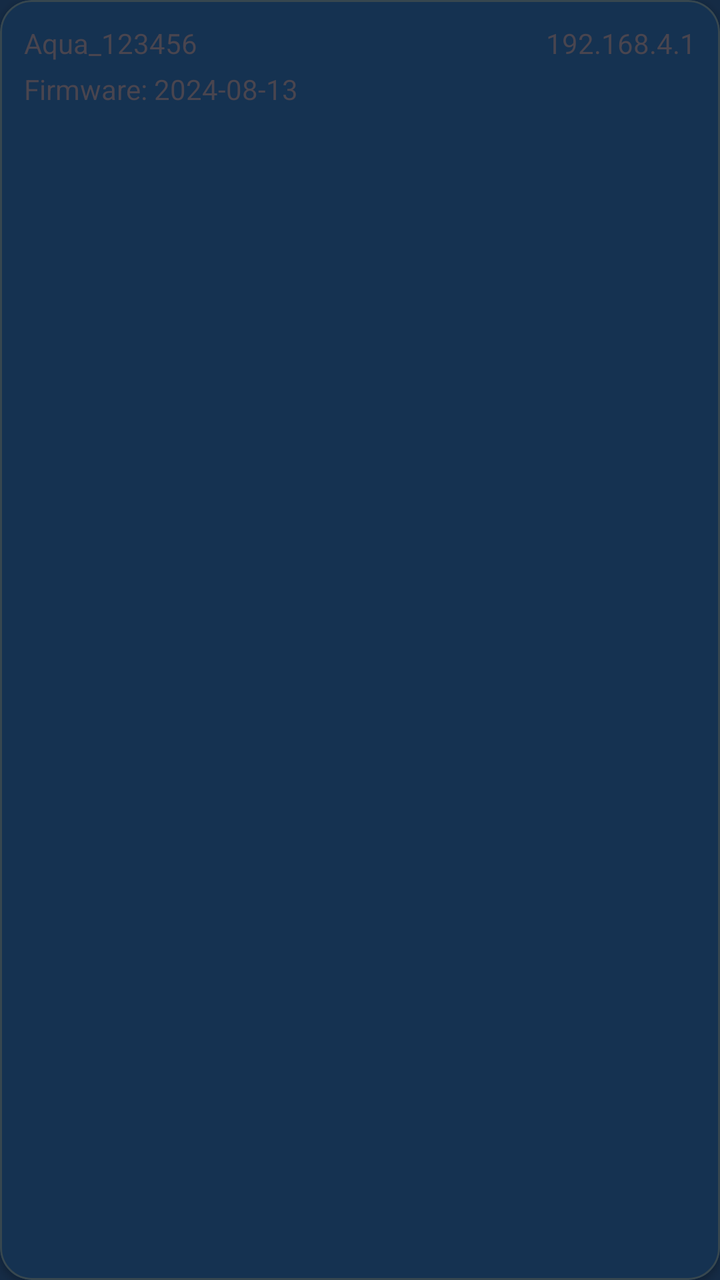
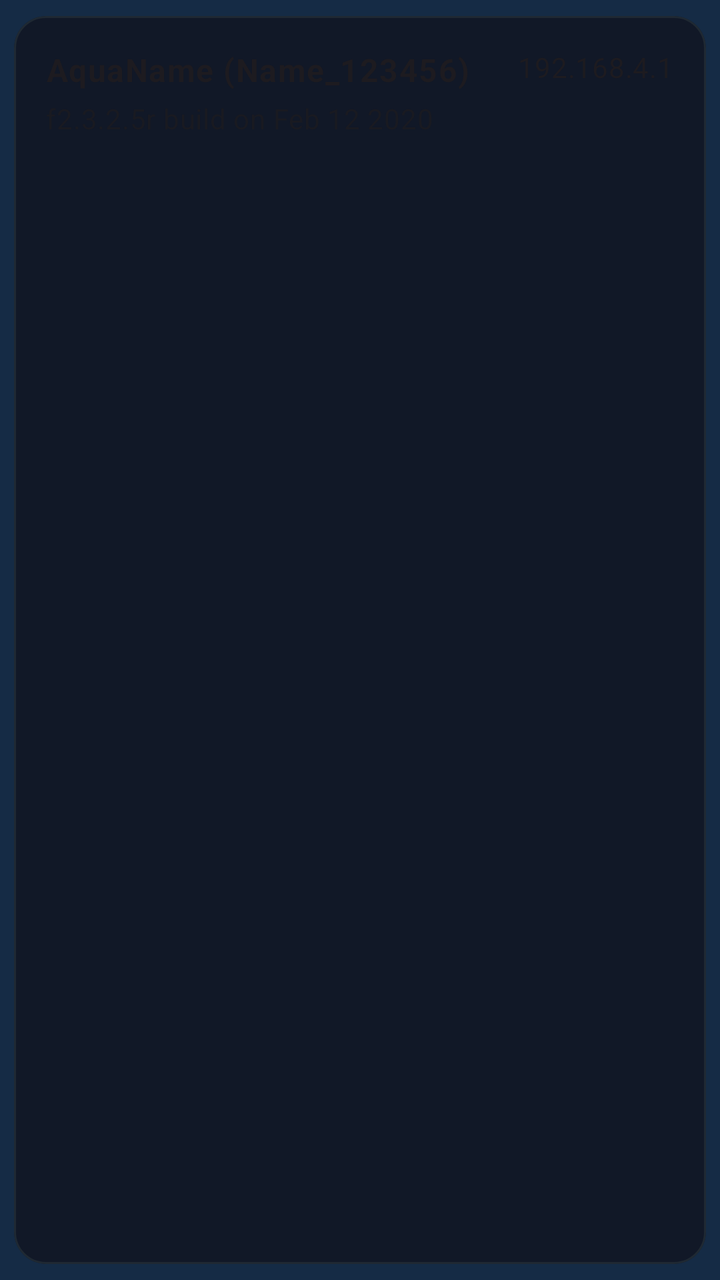

An Android layout rendered at two revisions. The XML below is the earlier revision; the diff shows what the commit changed to produce the second picture.
<!-- AndroidManifest.xml: application theme AppTheme -->
<!-- res/layout/item_scan_device.xml -->
<?xml version="1.0" encoding="utf-8"?>
<com.google.android.material.card.MaterialCardView
    xmlns:android="http://schemas.android.com/apk/res/android"
    xmlns:app="http://schemas.android.com/apk/res-auto"
    android:layout_width="match_parent"
    android:layout_height="wrap_content"
    android:layout_marginVertical="6dp"
    app:cardCornerRadius="16dp"
    app:cardElevation="2dp"
    app:strokeWidth="1dp">

    <androidx.constraintlayout.widget.ConstraintLayout
        android:layout_width="match_parent"
        android:layout_height="wrap_content"
        android:padding="12dp">

        
        <TextView
            android:id="@+id/tvName"
            android:layout_width="0dp"
            android:layout_height="wrap_content"
            android:text="Aqua_123456"
            
            app:layout_constraintStart_toStartOf="parent"
            app:layout_constraintTop_toTopOf="parent"
            app:layout_constraintEnd_toStartOf="@id/tvIp"
            app:layout_constraintHorizontal_bias="0" />

        
        <TextView
            android:id="@+id/tvIp"
            android:layout_width="wrap_content"
            android:layout_height="wrap_content"
            android:text="192.168.4.1"
            
            app:layout_constraintEnd_toEndOf="parent"
            app:layout_constraintTop_toTopOf="parent" />

        
        <TextView
            android:id="@+id/tvSubtitle"
            android:layout_width="0dp"
            android:layout_height="wrap_content"
            android:layout_marginTop="4dp"
            android:text="Firmware: 2024-08-13"
            
            app:layout_constraintTop_toBottomOf="@id/tvName"
            app:layout_constraintStart_toStartOf="@id/tvName"
            app:layout_constraintEnd_toEndOf="parent" />

    </androidx.constraintlayout.widget.ConstraintLayout>
</com.google.android.material.card.MaterialCardView>
<!-- resources referenced by this layout -->
<resources>
  <style name="AppTheme" parent="Theme.Material3.DayNight.NoActionBar">
  
          
          <item name="colorPrimary">@color/md_theme_light_primary</item>
          <item name="colorOnPrimary">@color/md_theme_light_onPrimary</item>
          <item name="colorSecondary">@color/md_theme_light_secondary</item>
          <item name="colorOnSecondary">@color/md_theme_light_onSecondary</item>
  
          
          <item name="android:colorBackground">@color/md_theme_light_background</item>
          <item name="colorSurface">@color/md_theme_light_surface</item>
          <item name="colorOnSurface">@color/md_theme_light_onSurface</item>
  
          
          <item name="colorSurfaceVariant">@color/md_theme_light_surfaceVariant</item>
          <item name="colorOnSurfaceVariant">@color/md_theme_light_onSurfaceVariant</item>
          <item name="colorOutline">@color/md_theme_light_outline</item>
          <item name="colorOutlineVariant">@color/md_theme_light_outlineVariant</item>
          <item name="colorError">@color/md_theme_light_error</item>
          <item name="colorOnError">@color/md_theme_light_onError</item>
  
          
          <item name="android:statusBarColor">@android:color/transparent</item>
          <item name="android:navigationBarColor">@android:color/black</item>
  
          
          <item name="android:windowLightStatusBar">true</item>
          <item name="android:windowLightNavigationBar">true</item>
  
          
          <item name="windowActionBar">false</item>
          <item name="android:windowNoTitle">true</item>
      </style>
  <color name="md_theme_light_primary">#2196F3</color>
  <color name="md_theme_light_onPrimary">#FFFFFF</color>
  <color name="md_theme_light_secondary">#4A6363</color>
  <color name="md_theme_light_onSecondary">#FFFFFF</color>
  <color name="md_theme_light_background">#152B45</color>
  <color name="md_theme_light_surface">#152B45</color>
  <color name="md_theme_light_onSurface">#E0E6ED</color>
  <color name="md_theme_light_surfaceVariant">#233042</color>
  <color name="md_theme_light_onSurfaceVariant">#5C6B75</color>
  <color name="md_theme_light_outline">#455A64</color>
  <color name="md_theme_light_outlineVariant">#37474F</color>
  <color name="md_theme_light_error">#D32F2F</color>
  <color name="md_theme_light_onError">#FFFFFF</color>
</resources>

<!-- the commit's change to res/layout/item_scan_device.xml (unified diff, before → after) -->
@@ -4,27 +4,33 @@
     xmlns:app="http://schemas.android.com/apk/res-auto"
     android:layout_width="match_parent"
     android:layout_height="wrap_content"
-    android:layout_marginVertical="6dp"
+    android:layout_marginHorizontal="16dp"
+    android:layout_marginTop="12dp"
+    android:clickable="true"
+    android:focusable="true"
     app:cardCornerRadius="16dp"
-    app:cardElevation="2dp"
-    app:strokeWidth="1dp">
+    app:cardUseCompatPadding="true"
+    app:strokeWidth="1dp"
+    app:strokeColor="@color/card_stroke"
+    app:cardBackgroundColor="@color/card_background">
 
     <androidx.constraintlayout.widget.ConstraintLayout
         android:layout_width="match_parent"
         android:layout_height="wrap_content"
-        android:padding="12dp">
+        android:padding="16dp">
 
         
         <TextView
             android:id="@+id/tvName"
             android:layout_width="0dp"
             android:layout_height="wrap_content"
-            android:text="Aqua_123456"
-            
+            android:text="AquaName (Name_123456)"
+            android:textAppearance="@style/TextAppearance.Aqua.BodyBold"
+            app:layout_constraintTop_toTopOf="parent"
             app:layout_constraintStart_toStartOf="parent"
-            app:layout_constraintTop_toTopOf="parent"
             app:layout_constraintEnd_toStartOf="@id/tvIp"
-            app:layout_constraintHorizontal_bias="0" />
+            app:layout_constraintHorizontal_bias="0"
+            app:layout_constraintHorizontal_chainStyle="spread_inside" />
 
         
         <TextView
@@ -32,9 +38,9 @@
             android:layout_width="wrap_content"
             android:layout_height="wrap_content"
             android:text="192.168.4.1"
-            
-            app:layout_constraintEnd_toEndOf="parent"
-            app:layout_constraintTop_toTopOf="parent" />
+            android:textAppearance="@style/TextAppearance.Aqua.Body"
+            app:layout_constraintTop_toTopOf="parent"
+            app:layout_constraintEnd_toEndOf="parent" />
 
         
         <TextView
@@ -42,11 +48,14 @@
             android:layout_width="0dp"
             android:layout_height="wrap_content"
             android:layout_marginTop="4dp"
-            android:text="Firmware: 2024-08-13"
-            
+            android:text="f2.3.2.5r build on Feb 12 2020"
+            android:textAppearance="@style/TextAppearance.Aqua.Body"
+            android:alpha="0.7"
             app:layout_constraintTop_toBottomOf="@id/tvName"
-            app:layout_constraintStart_toStartOf="@id/tvName"
-            app:layout_constraintEnd_toEndOf="parent" />
+            app:layout_constraintStart_toStartOf="parent"
+            app:layout_constraintEnd_toEndOf="parent"
+            app:layout_constraintBottom_toBottomOf="parent" />
 
     </androidx.constraintlayout.widget.ConstraintLayout>
+
 </com.google.android.material.card.MaterialCardView>
<!-- resource entries referenced after the edit -->
@@ -1,5 +1,11 @@
 <!-- resources referenced by this layout -->
 <resources>
+  <color name="card_background">#111827</color>
+  <color name="card_stroke">#1F2933</color>
+  <style name="TextAppearance.Aqua.Body" parent="TextAppearance.Material3.BodyMedium" />
+  <style name="TextAppearance.Aqua.BodyBold" parent="TextAppearance.Material3.BodyLarge">
+      <item name="android:textStyle">bold</item>
+  </style>
   <style name="AppTheme" parent="Theme.Material3.DayNight.NoActionBar">
   
           
